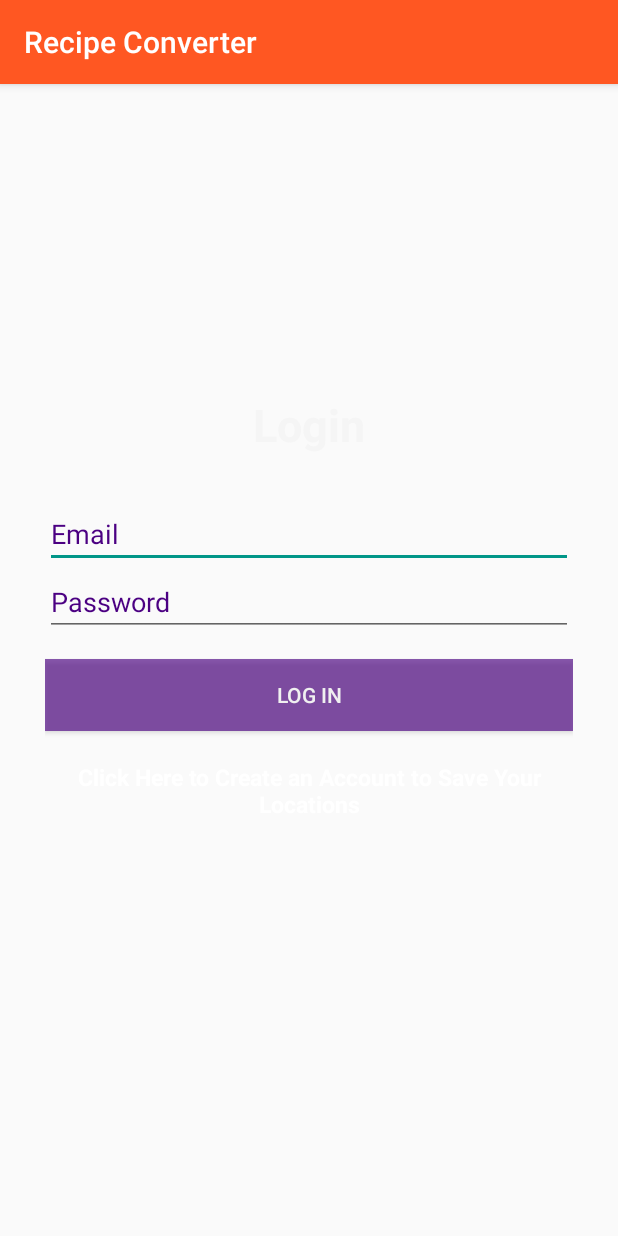
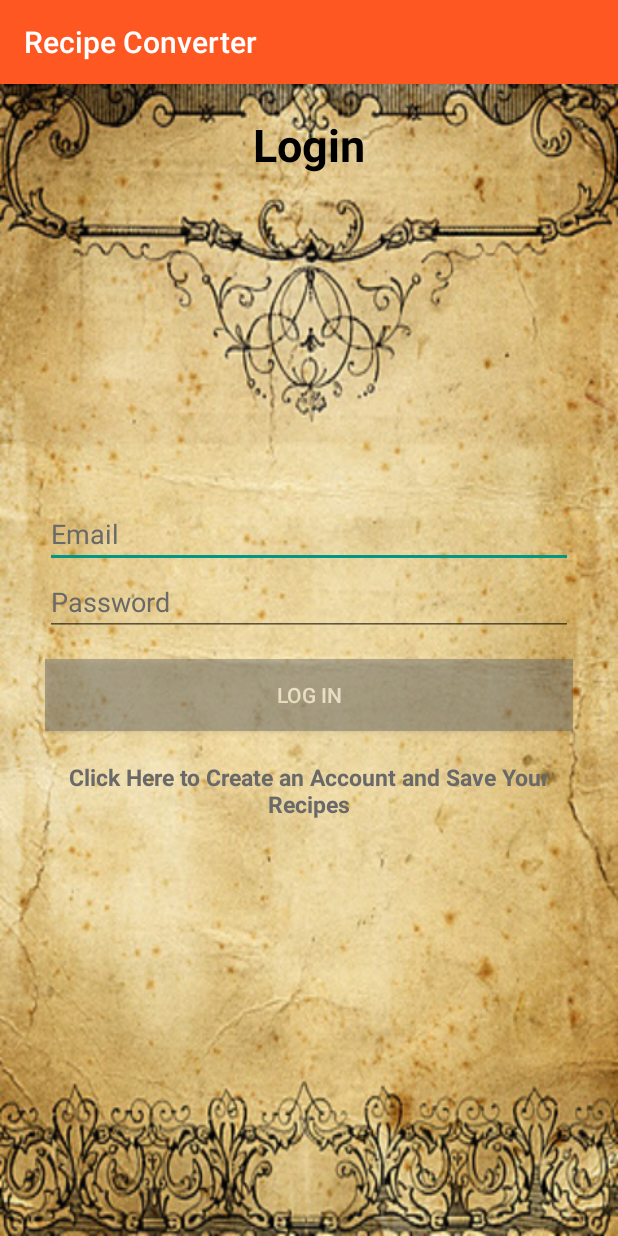
Before and after one commit to danyellington/RecipeConverter, an Android app: the screen it shows after launch (LoginActivity), on a phone screen of 412 x 824 dp. Run offline under Robolectric (Android 15) with nearby library versions, the phone set to English and light mode, and no system bars; our stand-ins replace ButterKnife, Firebase (no records; nobody signed in at launch, a user with empty details on screens opened directly).

Commit message:
add some styling stuff to logins and calculate.

```diff
--- a/app/src/main/res/layout/activity_login.xml
+++ b/app/src/main/res/layout/activity_login.xml
@@ -3,6 +3,7 @@
     xmlns:android="http://schemas.android.com/apk/res/android"
     xmlns:tools="http://schemas.android.com/tools"
     android:layout_width="match_parent"
+    android:background="@drawable/page"
     android:layout_height="match_parent"
     tools:context="com.epicodus.recipeconverter.ui.LoginActivity"
 
@@ -24,7 +25,7 @@
             android:ems="10"
             android:inputType="textPersonName"
             android:textColor="@color/WhiteSmoke"
-            android:textColorHint="@color/Indigo"
+            android:textColorHint="@color/DimGray"
             android:hint="Email" />
 
 
@@ -35,7 +36,7 @@
             android:ems="10"
             android:inputType="textPassword"
             android:textColor="@color/WhiteSmoke"
-            android:textColorHint="@color/Indigo"
+            android:textColorHint="@color/DimGray"
             android:hint="Password" />
 
         <Button
@@ -44,20 +45,20 @@
             android:layout_height="wrap_content"
             android:padding="10dp"
             android:text="Log in"
-            android:background="@color/Indigo"
+            android:background="@color/DimGray"
             android:layout_marginTop="15dp"
             android:textColor="@color/colorTextIcons"
-            android:alpha="0.65" />
+            android:alpha="0.45" />
 
         <TextView
             android:layout_width="wrap_content"
             android:layout_height="wrap_content"
             android:layout_marginTop="20dp"
-            android:textColor="@color/colorTextIcons"
+            android:textColor="@color/DimGray"
             android:textStyle="bold"
             android:textSize="15sp"
             android:textAlignment="center"
-            android:text="Click Here to Create an Account to Save Your Locations"
+            android:text="Click Here to Create an Account and Save Your Recipes"
             android:id="@+id/registerTextView"
             android:layout_gravity="center_horizontal" />
 
@@ -66,11 +67,12 @@
     <TextView
         android:layout_width="wrap_content"
         android:layout_height="wrap_content"
+        android:layout_alignParentTop="true"
+        android:layout_centerHorizontal="true"
+        android:layout_marginTop="20dp"
         android:text="Login"
-        android:textColor="@color/WhiteSmoke"
+        android:textColor="@color/Black"
         android:textSize="30dp"
-        android:textStyle="bold"
-        android:layout_above="@+id/linearLayout"
-        android:layout_centerHorizontal="true" />
+        android:textStyle="bold" />
 
 </RelativeLayout>
```
Also changed, not shown: app/src/main/res/layout/activity_account_create.xml (+14 -12 lines), app/src/main/res/layout/activity_calculate.xml (+13 -12 lines), app/src/main/res/drawable/blank.jpg (added), app/src/main/res/drawable/page.jpg (added).
